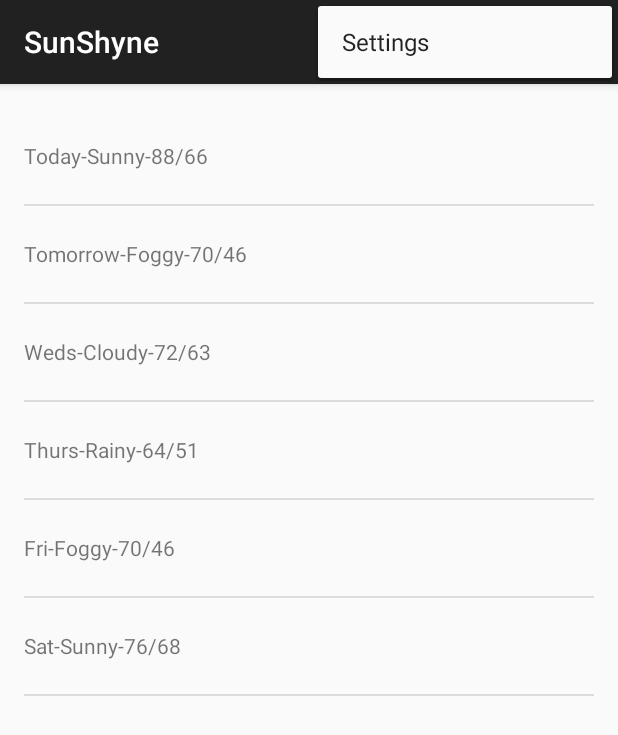
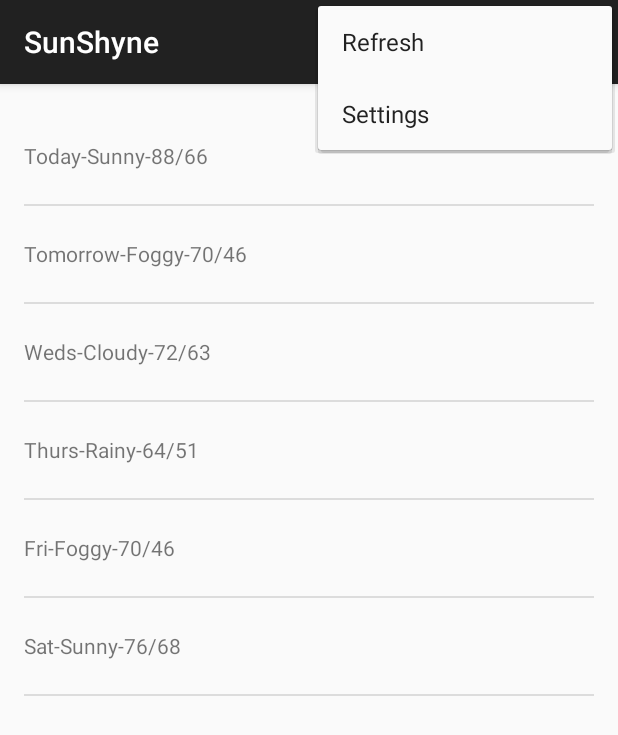
Before and after one commit to Funso-Popoola/Sunshyne, an Android app: the screen it shows after launch (MainActivity), with the options menu open, on a phone screen of 412 x 824 dp. Shown: the top 735 px of the screen. Run offline under Robolectric (Android 15) with nearby library versions, the phone set to English and light mode, and no system bars.

Commit message:
Getting the real weather data from internet and kick-starting it with the refresh button

```diff
--- a/app/src/main/AndroidManifest.xml
+++ b/app/src/main/AndroidManifest.xml
@@ -2,11 +2,14 @@
 <manifest xmlns:android="http://schemas.android.com/apk/res/android"
     package="com.hoh.android.sunshyne" >
 
+    <uses-permission android:name="android.permission.INTERNET"/>
     <application
         android:allowBackup="true"
         android:icon="@drawable/ic_launcher"
         android:label="@string/app_name"
         android:theme="@style/AppTheme" >
+
+
         <activity
             android:name=".MainActivity"
             android:label="@string/app_name" >
--- a/app/src/main/java/com/hoh/android/sunshyne/MainActivity.java
+++ b/app/src/main/java/com/hoh/android/sunshyne/MainActivity.java
@@ -1,32 +1,22 @@
 package com.hoh.android.sunshyne;
 
-import android.net.Uri;
+import android.os.Bundle;
 import android.support.v7.app.ActionBarActivity;
-import android.support.v4.app.Fragment;
-import android.os.Bundle;
-import android.view.LayoutInflater;
 import android.view.Menu;
 import android.view.MenuItem;
-import android.view.View;
-import android.view.ViewGroup;
-import android.widget.Adapter;
-import android.widget.ArrayAdapter;
-import android.widget.ListAdapter;
-import android.widget.ListView;
-
-import java.io.BufferedReader;
-import java.net.HttpURLConnection;
-import java.net.URI;
-import java.util.ArrayList;
-import java.util.Collection;
-
 
 public class MainActivity extends ActionBarActivity {
 
     @Override
     protected void onCreate(Bundle savedInstanceState) {
+
+        //restore the saved state of this instance
         super.onCreate(savedInstanceState);
+
+        //set the view to the main activity layout
         setContentView(R.layout.activity_main);
+
+        //add the forecast fragment only if there is no savedInstanceState
         if (savedInstanceState == null) {
             getSupportFragmentManager().beginTransaction()
                     .add(R.id.container, new ForecastFragment())
@@ -57,54 +47,7 @@ public class MainActivity extends ActionBarActivity {
         return super.onOptionsItemSelected(item);
     }
 
-    /**
-     * A placeholder fragment containing a simple view.
-     */
-    public static class ForecastFragment extends Fragment {
 
-        public ForecastFragment() {
-        }
 
-        @Override
-        public View onCreateView(LayoutInflater inflater, ViewGroup container,
-                                 Bundle savedInstanceState) {
-            View rootView = inflater.inflate(R.layout.fragment_main, container, false);
-            String [] fakeData = {
-                    "Today-Sunny-88/66",
-                    "Tomorrow-Foggy-70/46",
-                    "Weds-Cloudy-72/63",
-                    "Thurs-Rainy-64/51",
-                    "Fri-Foggy-70/46",
-                    "Sat-Sunny-76/68"
-            };
-            ArrayList<String> dataArr = new ArrayList<>(fakeData.length);
-            for (int i = 0, l = fakeData.length; i < l; i++){
-                dataArr.add(fakeData[i]);
-            }
 
-            ArrayAdapter adapter = new ArrayAdapter(getActivity(), R.layout.list_item_forecast, R.id.list_item_forecast_textView, dataArr);
-            ListView forecastListView = (ListView)rootView.findViewById(R.id.listView_forecast);
-            forecastListView.setAdapter(adapter);
-            return rootView;
-        }
-
-        public String getForecastData(String postalCode, String mode, int count){
-            final String POSTAL_CODE_KEY = "q";
-            final String MODE_KEY = "mode";
-            final String COUNT_KEY = "days";
-            String forecastData = null;
-            HttpURLConnection urlConnection = null;
-            BufferedReader bufferedReader = null;
-
-            String baseUri = "http://";
-            Uri uri = Uri.parse(baseUri);
-            uri.buildUpon()
-                    .appendQueryParameter(POSTAL_CODE_KEY, postalCode)
-                    .appendQueryParameter(MODE_KEY, mode)
-                    .appendQueryParameter(COUNT_KEY, ((Integer)count).toString())
-                    .build();
-
-            return forecastData;
-        }
-    }
 }
--- /dev/null
+++ b/app/src/main/res/menu/forecast_fragment.xml
@@ -0,0 +1,11 @@
+<?xml version="1.0" encoding="utf-8"?>
+<menu xmlns:android="http://schemas.android.com/apk/res/android"
+    xmlns:app="http://schemas.android.com/apk/res-auto">
+
+    <item
+        android:id="@+id/action_refresh"
+        android:title="@string/action_refresh"
+        android:orderInCategory="1"
+        app:showAsAction="never" />
+
+</menu>
--- a/app/src/main/res/values/strings.xml
+++ b/app/src/main/res/values/strings.xml
@@ -4,5 +4,6 @@
     <string name="app_name">SunShyne</string>
     <string name="hello_world">Hello world!</string>
     <string name="action_settings">Settings</string>
+    <string name="action_refresh">Refresh</string>
 
 </resources>
```
Also changed, not shown: app/src/main/java/com/hoh/android/sunshyne/ForecastFragment.java (added, +269 -0 lines), app/src/main/res/menu/menu_main.xml (+7 -2 lines).
